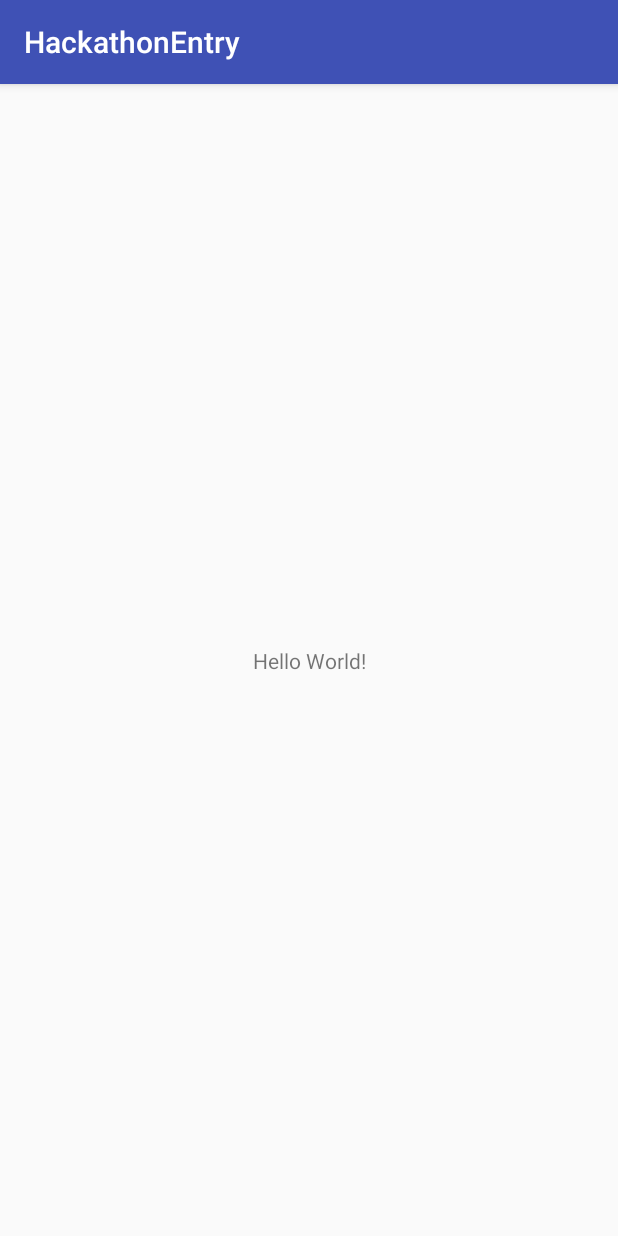
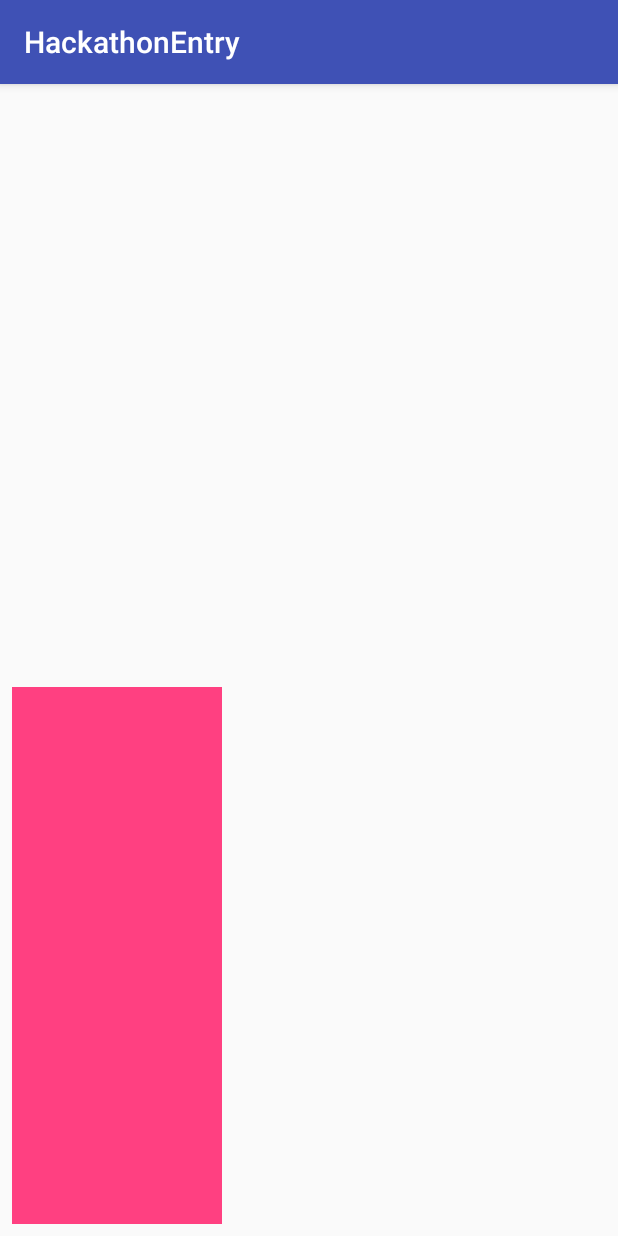
Before and after one commit to JBobda/Fall-2018-Hackathon-Entry, an Android app: the screen it shows after launch (MainActivity), on a phone screen of 412 x 824 dp. Run offline under Robolectric (Android 15) with nearby library versions, the phone set to English and light mode, and no system bars.

Commit message:
fixed another issue

```diff
--- a/app/src/main/res/layout/activity_main.xml
+++ b/app/src/main/res/layout/activity_main.xml
@@ -7,13 +7,21 @@
     android:layout_height="match_parent"
     tools:context=".MainActivity">
 
-    <TextView
-        android:layout_width="wrap_content"
-        android:layout_height="wrap_content"
-        android:text="Hello World!"
+    <ImageView
+        android:id="@+id/imageView2"
+        android:layout_width="140dp"
+        android:layout_height="358dp"
+        android:layout_marginBottom="8dp"
+        android:layout_marginEnd="8dp"
+        android:layout_marginLeft="8dp"
+        android:layout_marginRight="8dp"
+        android:layout_marginStart="8dp"
+        android:layout_marginTop="8dp"
         app:layout_constraintBottom_toBottomOf="parent"
-        app:layout_constraintLeft_toLeftOf="parent"
-        app:layout_constraintRight_toRightOf="parent"
-        app:layout_constraintTop_toTopOf="parent" />
-
+        app:layout_constraintEnd_toEndOf="parent"
+        app:layout_constraintHorizontal_bias="0.0"
+        app:layout_constraintStart_toStartOf="parent"
+        app:layout_constraintTop_toTopOf="parent"
+        app:layout_constraintVertical_bias="1.0"
+        app:srcCompat="@color/colorAccent" />
 </android.support.constraint.ConstraintLayout>
```
